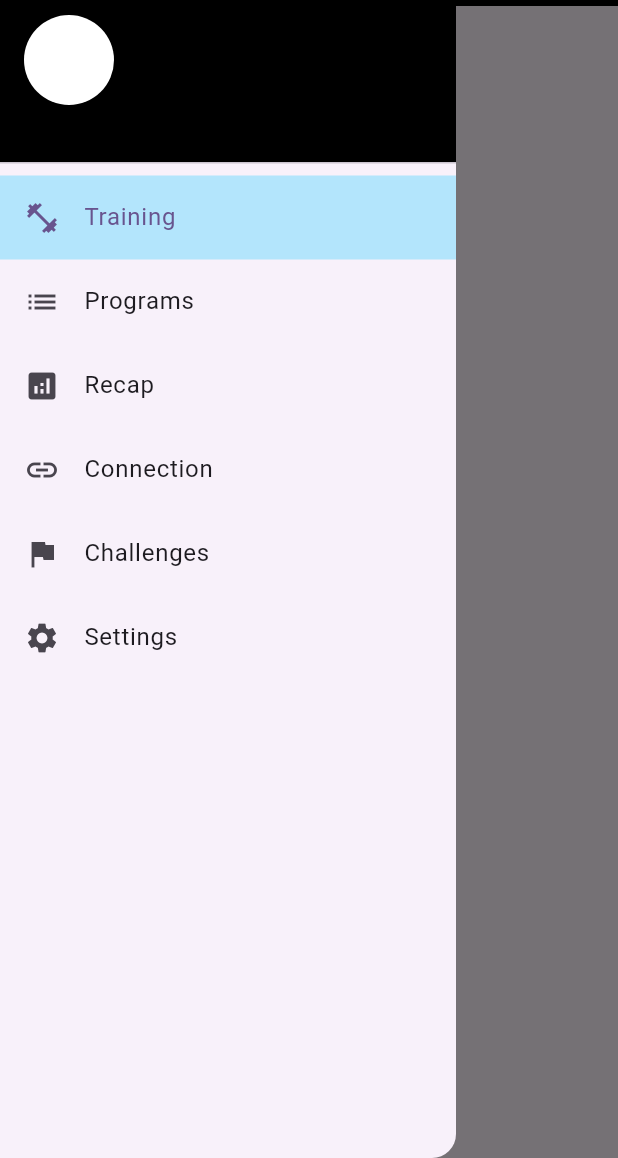
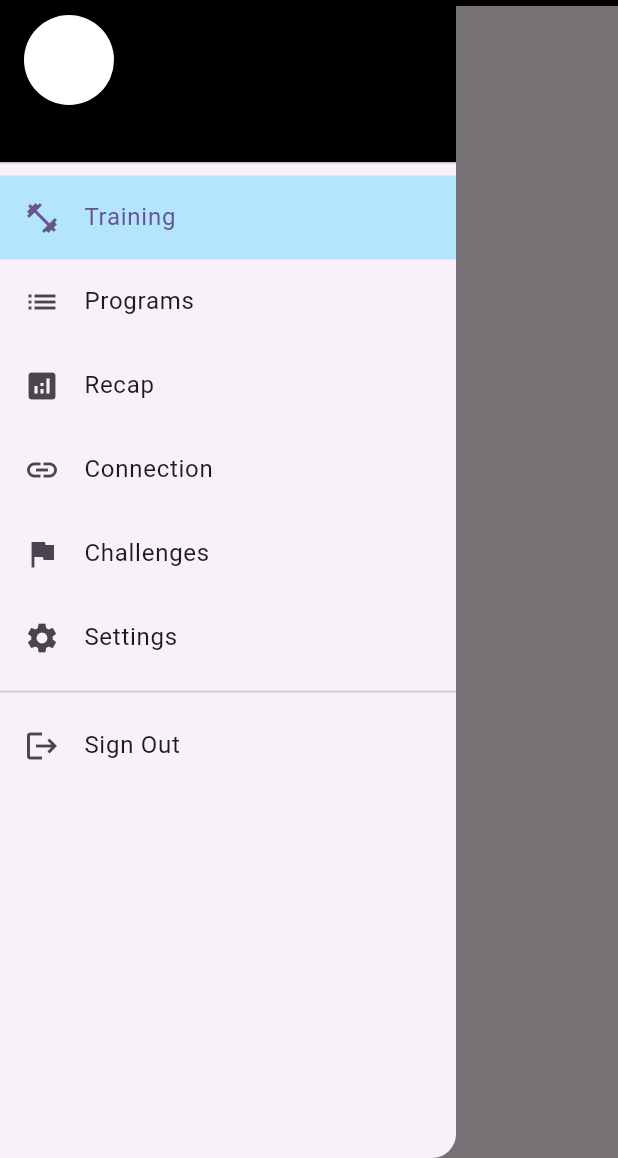
Before and after one commit to enkeleda-bardhi/runBalanced, a Flutter app: the HomeScreen screen opened directly, with the side drawer open, on a phone screen of 412 x 824 dp, the part 78-1236 px from its top. Run offline on Flutter 3.47's test engine with Material 3 defaults, Android fonts, the phone set to English and light mode, and no system bars; our stand-ins replace firebase_auth, firebase_core; accounts and stored records are empty; network calls fail.

Commit message:
managed login and sign out

```diff
--- a/run_balanced/lib/screens/homepage.dart
+++ b/run_balanced/lib/screens/homepage.dart
@@ -1,3 +1,4 @@
+import 'package:firebase_auth/firebase_auth.dart';
 import 'package:flutter/material.dart';
 import 'training_screen.dart';
 import 'programs_screen.dart';
@@ -44,7 +45,9 @@ class _HomeScreenState extends State<HomeScreen> {
           style: TextStyle(color: Colors.white), // Colore del testo in bianco
         ),
         backgroundColor: Colors.black,
-        iconTheme: IconThemeData(color: Colors.white), // Per cambiare colore delle icone (es. menu)
+        iconTheme: IconThemeData(
+          color: Colors.white,
+        ), // Per cambiare colore delle icone (es. menu)
       ),
       drawer: Drawer(
         child: ListView(
@@ -69,22 +72,24 @@ class _HomeScreenState extends State<HomeScreen> {
                       Navigator.pop(context); // chiude il drawer
                       Navigator.push(
                         context,
-                        MaterialPageRoute(builder: (context) => ProfileScreen()),
+                        MaterialPageRoute(
+                          builder: (context) => ProfileScreen(),
+                        ),
                       );
                     },
                     child: Column(
-                      mainAxisSize: MainAxisSize.min,  // Riduce al minimo lo spazio verticale utilizzato
+                      mainAxisSize:
+                          MainAxisSize
+                              .min, // Riduce al minimo lo spazio verticale utilizzato
                       children: [
                         CircleAvatar(
-                          radius: 30,  // Avatar di dimensioni fisse
-                          backgroundColor: Colors.white,  // Sfondo bianco
+                          radius: 30, // Avatar di dimensioni fisse
+                          backgroundColor: Colors.white, // Sfondo bianco
                         ),
                         SizedBox(height: 10),
-
                       ],
                     ),
                   ),
-
                 ],
               ),
             ),
@@ -102,6 +107,16 @@ class _HomeScreenState extends State<HomeScreen> {
                   });
                 },
               ),
+            Divider(), // Optional: separates the sign out from the rest
+
+            ListTile(
+              leading: Icon(Icons.logout),
+              title: Text('Sign Out'),
+              onTap: () async {
+                Navigator.pop(context); // Close the drawer
+                await FirebaseAuth.instance.signOut();
+              },
+            ),
           ],
         ),
       ),
```
Also changed, not shown: run_balanced/lib/main.dart (+14 -1 lines), run_balanced/lib/screens/login.dart (+5 -3 lines), 1 other file.
